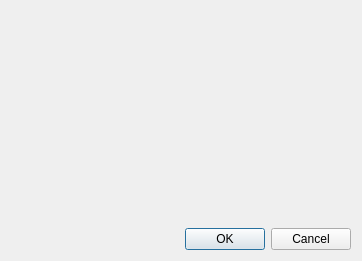
The window that dialogeditstring.ui (horsicq/FormatDialogs) describes before a commit, drawn with Qt 5.
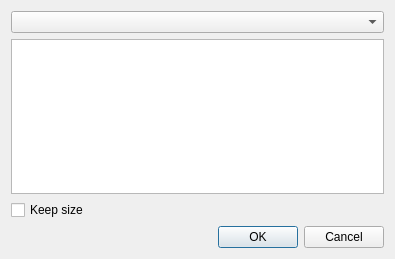
The same window after the commit.

```diff
--- a/dialogeditstring.ui
+++ b/dialogeditstring.ui
@@ -9,8 +9,8 @@
    <rect>
     <x>0</x>
     <y>0</y>
-    <width>362</width>
-    <height>261</height>
+    <width>395</width>
+    <height>259</height>
    </rect>
   </property>
   <property name="windowTitle">
@@ -21,17 +21,28 @@
   </property>
   <layout class="QVBoxLayout" name="verticalLayout">
    <item>
-    <spacer name="verticalSpacer">
-     <property name="orientation">
-      <enum>Qt::Vertical</enum>
-     </property>
-     <property name="sizeHint" stdset="0">
-      <size>
-       <width>20</width>
-       <height>208</height>
-      </size>
-     </property>
-    </spacer>
+    <widget class="QComboBox" name="comboBoxType"/>
+   </item>
+   <item>
+    <widget class="QPlainTextEdit" name="plainTextEditString"/>
+   </item>
+   <item>
+    <layout class="QHBoxLayout" name="horizontalLayout_2">
+     <item>
+      <widget class="QCheckBox" name="checkBoxKeepSize">
+       <property name="text">
+        <string>Keep size</string>
+       </property>
+      </widget>
+     </item>
+     <item>
+      <widget class="QLabel" name="labelAvailable">
+       <property name="text">
+        <string/>
+       </property>
+      </widget>
+     </item>
+    </layout>
    </item>
    <item>
     <layout class="QHBoxLayout" name="horizontalLayout">
```
